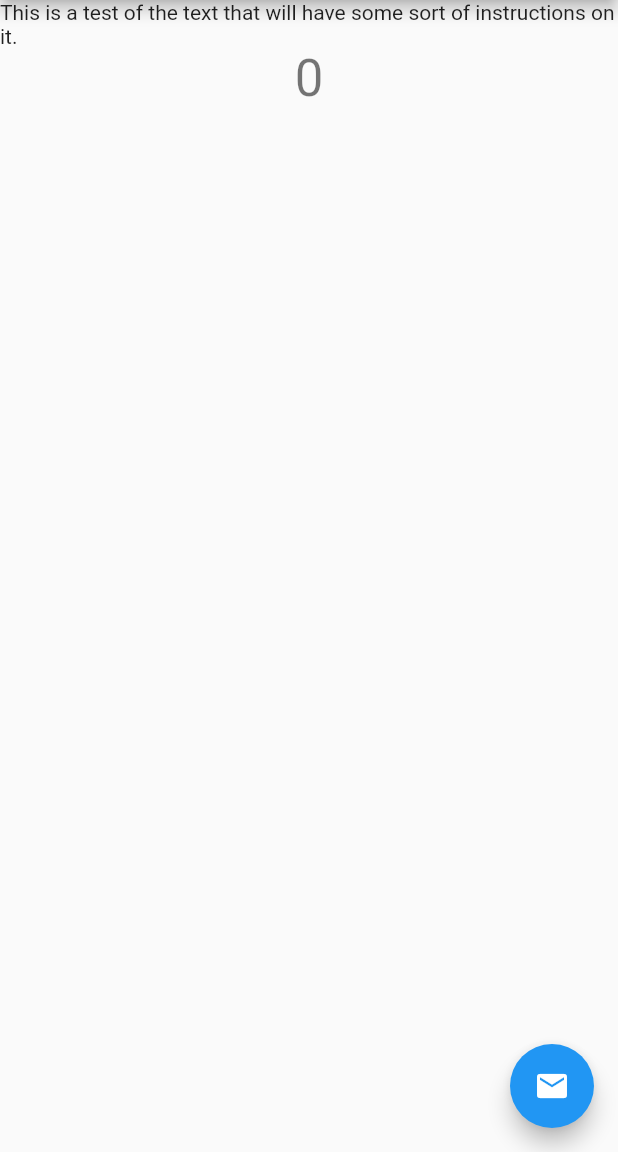
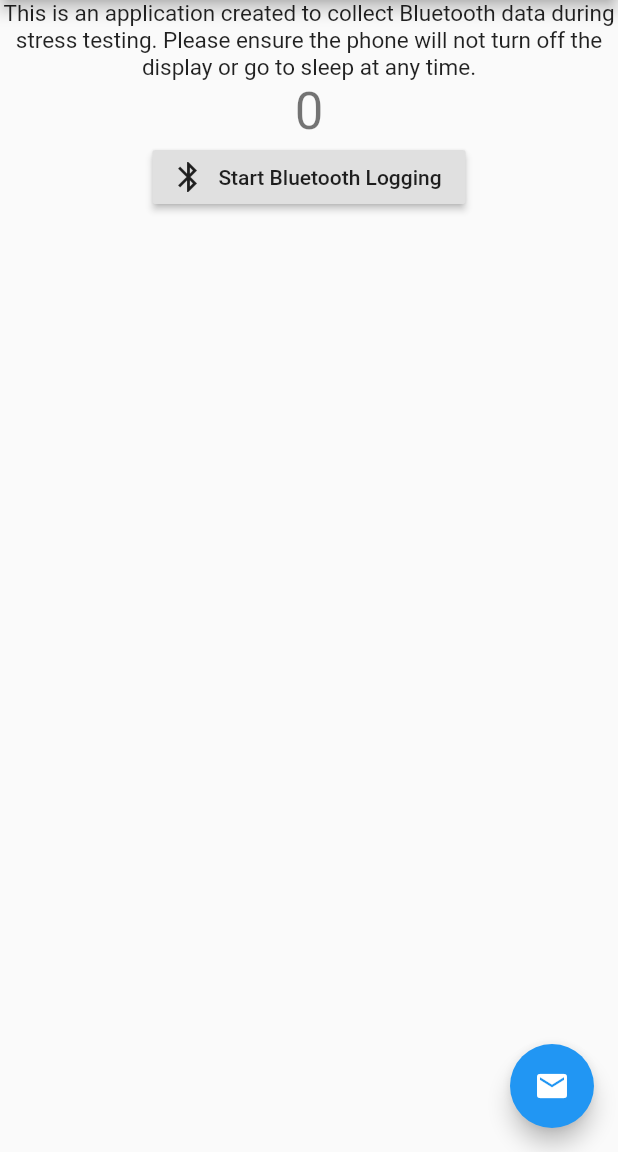
Before and after one commit to TheBKBurger/bluetooth_wifi_flutter_app, a Flutter app: the screen it shows after launch, on a phone screen of 412 x 824 dp, the part 84-1236 px from its top. Run offline on Flutter 3.47's test engine with Material 2 defaults, Android fonts, the phone set to English and light mode, and no system bars.

Commit message:
Nick:
- Changed the top text to talk about some pre-phone setup
- Added a Bluetooth logging button

```diff
--- a/lib/main.dart
+++ b/lib/main.dart
@@ -8,7 +8,7 @@ class MyApp extends StatelessWidget {
   Widget build(BuildContext context) {
     return MaterialApp(
       title: 'Flutter Demo',
-      theme: ThemeData(backgroundColor: Colors.black12,
+      theme: ThemeData(
         // This is the theme of your application.
         //
         // Try running your application with "flutter run". You'll see the
@@ -19,6 +19,7 @@ class MyApp extends StatelessWidget {
         // Notice that the counter didn't reset back to zero; the application
         // is not restarted.
         primarySwatch: Colors.blue,
+
       ),
       home: MyHomePage(title: 'Bluetooth & WiFi Info App'),
     );
@@ -60,15 +61,16 @@ class _MyHomePageState extends State<MyHomePage> {
     });
   }
 
+  void _startBluetoothLogging(){
+    //This is where the Bluetooth and WiFi logs would be collected and start.
+  }
+
   @override
   Widget build(BuildContext context) {
     // This method is rerun every time setState is called, for instance as done
     // by the _incrementCounter method above.
-    //
-    // The Flutter framework has been optimized to make rerunning build methods
-    // fast, so that you can just rebuild anything that needs updating rather
-    // than having to individually change instances of widgets.
-    return Scaffold(
+
+    var scaffold = Scaffold(
       appBar: AppBar(
         // Here we take the value from the MyHomePage object that was created by
         // the App.build method, and use it to set our appbar title.
@@ -90,12 +92,18 @@ class _MyHomePageState extends State<MyHomePage> {
           mainAxisAlignment: MainAxisAlignment.start,
           children: <Widget>[
             Text(
-              'This is a test of the text that will have some sort of instructions on it.',
+              'This is an application created to collect Bluetooth data during stress testing. Please ensure the phone will not turn off the display or go to sleep at any time.',
+            textAlign: TextAlign.center,
+              style: TextStyle(fontSize: 15),
             ),
             Text(
               '$_counter',
               style: Theme.of(context).textTheme.display1,
             ),
+            RaisedButton.icon(
+                onPressed: _startBluetoothLogging,
+                icon: Icon(Icons.bluetooth),
+                label: Text('Start Bluetooth Logging'))
           ],
         ),
       ),
@@ -105,5 +113,6 @@ class _MyHomePageState extends State<MyHomePage> {
         child: Icon(Icons.mail),
       ), // This trailing comma makes auto-formatting nicer for build methods.
     );
+    return scaffold;
   }
 }
```
